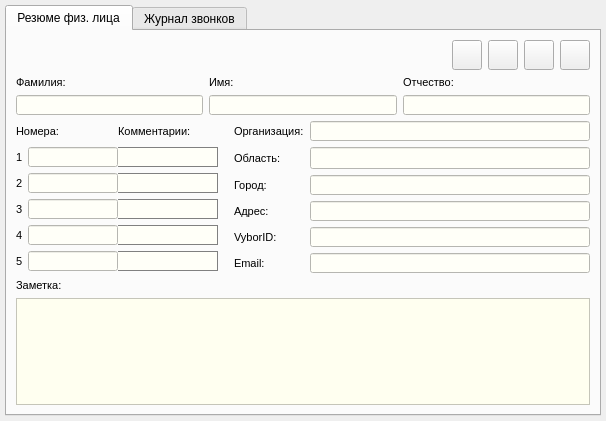
First picture: the form in src/ViewContactDialog.ui, repository okostynchuk/Outcall, before the edit.
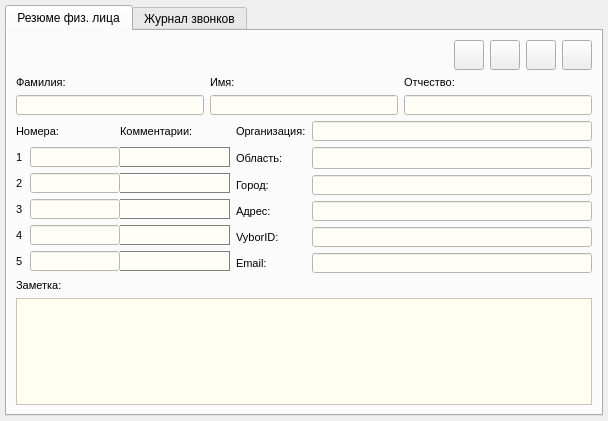
Second picture: the form after the edit. Icons and pictures are not drawn.

The edit to the form file:
```diff
--- a/src/ViewContactDialog.ui
+++ b/src/ViewContactDialog.ui
@@ -6,7 +6,7 @@
    <rect>
     <x>0</x>
     <y>0</y>
-    <width>606</width>
+    <width>608</width>
     <height>421</height>
    </rect>
   </property>
@@ -580,36 +580,10 @@
          <item row="0" column="0">
           <layout class="QGridLayout" name="gridLayout_12">
            <item row="0" column="0">
-            <layout class="QGridLayout" name="gridLayout_11" columnminimumwidth="12,0,0,0,0">
+            <layout class="QGridLayout" name="gridLayout_11">
              <property name="horizontalSpacing">
               <number>0</number>
              </property>
-             <item row="3" column="3">
-              <widget class="QLineEdit" name="thirdNumberComment">
-               <property name="minimumSize">
-                <size>
-                 <width>100</width>
-                 <height>20</height>
-                </size>
-               </property>
-               <property name="maximumSize">
-                <size>
-                 <width>16777215</width>
-                 <height>16777215</height>
-                </size>
-               </property>
-               <property name="styleSheet">
-                <string notr="true">*{
-border: 1px solid gray;
-background-color: #fffff8;
-border-left: none;
-}</string>
-               </property>
-               <property name="readOnly">
-                <bool>true</bool>
-               </property>
-              </widget>
-             </item>
              <item row="2" column="0">
               <widget class="QLabel" name="label_7">
                <property name="minimumSize">
@@ -634,23 +608,25 @@
                </property>
               </widget>
              </item>
-             <item row="2" column="1" colspan="2">
-              <widget class="QLineEdit" name="secondNumber">
+             <item row="3" column="3">
+              <widget class="QLineEdit" name="thirdNumberComment">
                <property name="minimumSize">
                 <size>
-                 <width>90</width>
+                 <width>100</width>
                  <height>20</height>
                 </size>
                </property>
                <property name="maximumSize">
                 <size>
-                 <width>90</width>
-                 <height>20</height>
+                 <width>16777215</width>
+                 <height>16777215</height>
                 </size>
                </property>
                <property name="styleSheet">
                 <string notr="true">*{
+border: 1px solid gray;
 background-color: #fffff8;
+border-left: none;
 }</string>
                </property>
                <property name="readOnly">
@@ -682,24 +658,6 @@
                </property>
               </widget>
              </item>
-             <item row="0" column="0" colspan="3">
-              <widget class="QLabel" name="label_5">
-               <property name="minimumSize">
-                <size>
-                 <width>0</width>
-                 <height>20</height>
-                </size>
-               </property>
-               <property name="font">
-                <font>
-                 <pointsize>8</pointsize>
-                </font>
-               </property>
-               <property name="text">
-                <string>Номера:</string>
-               </property>
-              </widget>
-             </item>
              <item row="3" column="0">
               <widget class="QLabel" name="label_8">
                <property name="minimumSize">
@@ -724,6 +682,48 @@
                </property>
               </widget>
              </item>
+             <item row="0" column="0" colspan="3">
+              <widget class="QLabel" name="label_5">
+               <property name="minimumSize">
+                <size>
+                 <width>0</width>
+                 <height>20</height>
+                </size>
+               </property>
+               <property name="font">
+                <font>
+                 <pointsize>8</pointsize>
+                </font>
+               </property>
+               <property name="text">
+                <string>Номера:</string>
+               </property>
+              </widget>
+             </item>
+             <item row="2" column="1" colspan="2">
+              <widget class="QLineEdit" name="secondNumber">
+               <property name="minimumSize">
+                <size>
+                 <width>90</width>
+                 <height>20</height>
+                </size>
+               </property>
+               <property name="maximumSize">
+                <size>
+                 <width>90</width>
+                 <height>20</height>
+                </size>
+               </property>
+               <property name="styleSheet">
+                <string notr="true">*{
+background-color: #fffff8;
+}</string>
+               </property>
+               <property name="readOnly">
+                <bool>true</bool>
+               </property>
+              </widget>
+             </item>
              <item row="4" column="1" colspan="2">
               <widget class="QLineEdit" name="fourthNumber">
                <property name="minimumSize">
@@ -748,32 +748,6 @@
                </property>
               </widget>
              </item>
-             <item row="4" column="3">
-              <widget class="QLineEdit" name="fourthNumberComment">
-               <property name="minimumSize">
-                <size>
-                 <width>100</width>
-                 <height>20</height>
-                </size>
-               </property>
-               <property name="maximumSize">
-                <size>
-                 <width>16777215</width>
-                 <height>16777215</height>
-                </size>
-               </property>
-               <property name="styleSheet">
-                <string notr="true">*{
-border: 1px solid gray;
-background-color: #fffff8;
-border-left: none;
-}</string>
-               </property>
-               <property name="readOnly">
-                <bool>true</bool>
-               </property>
-              </widget>
-             </item>
              <item row="5" column="0">
               <widget class="QLabel" name="label_19">
                <property name="minimumSize">
@@ -798,6 +772,32 @@
                </property>
               </widget>
              </item>
+             <item row="4" column="3">
+              <widget class="QLineEdit" name="fourthNumberComment">
+               <property name="minimumSize">
+                <size>
+                 <width>100</width>
+                 <height>20</height>
+                </size>
+               </property>
+               <property name="maximumSize">
+                <size>
+                 <width>16777215</width>
+                 <height>16777215</height>
+                </size>
+               </property>
+               <property name="styleSheet">
+                <string notr="true">*{
+border: 1px solid gray;
+background-color: #fffff8;
+border-left: none;
+}</string>
+               </property>
+               <property name="readOnly">
+                <bool>true</bool>
+               </property>
+              </widget>
+             </item>
              <item row="3" column="1" colspan="2">
               <widget class="QLineEdit" name="thirdNumber">
                <property name="minimumSize">
@@ -822,48 +822,6 @@
                </property>
               </widget>
              </item>
-             <item row="0" column="3">
-              <widget class="QLabel" name="commentLabel">
-               <property name="minimumSize">
-                <size>
-                 <width>0</width>
-                 <height>20</height>
-                </size>
-               </property>
-               <property name="font">
-                <font>
-                 <pointsize>8</pointsize>
-                </font>
-               </property>
-               <property name="text">
-                <string>Комментарии:</string>
-               </property>
-              </widget>
-             </item>
-             <item row="5" column="1" colspan="2">
-              <widget class="QLineEdit" name="fifthNumber">
-               <property name="minimumSize">
-                <size>
-                 <width>90</width>
-                 <height>20</height>
-                </size>
-               </property>
-               <property name="maximumSize">
-                <size>
-                 <width>90</width>
-                 <height>20</height>
-                </size>
-               </property>
-               <property name="styleSheet">
-                <string notr="true">*{
-background-color: #fffff8;
-}</string>
-               </property>
-               <property name="readOnly">
-                <bool>true</bool>
-               </property>
-              </widget>
-             </item>
              <item row="5" column="3">
               <widget class="QLineEdit" name="fifthNumberComment">
                <property name="minimumSize">
@@ -916,53 +874,45 @@
                </property>
               </widget>
              </item>
-             <item row="2" column="3">
-              <widget class="QLineEdit" name="secondNumberComment">
-               <property name="minimumSize">
-                <size>
-                 <width>100</width>
-                 <height>20</height>
-                </size>
-               </property>
-               <property name="maximumSize">
-                <size>
-                 <width>16777215</width>
-                 <height>16777215</height>
-                </size>
-               </property>
-               <property name="styleSheet">
-                <string notr="true">*{
-border: 1px solid gray;
-background-color: #fffff8;
-border-left: none;
-}</string>
-               </property>
-               <property name="readOnly">
-                <bool>true</bool>
-               </property>
-              </widget>
-             </item>
-             <item row="1" column="0">
-              <widget class="QLabel" name="label_6">
+             <item row="0" column="3">
+              <widget class="QLabel" name="commentLabel">
                <property name="minimumSize">
                 <size>
                  <width>0</width>
                  <height>20</height>
                 </size>
                </property>
-               <property name="maximumSize">
-                <size>
-                 <width>16777215</width>
-                 <height>16777215</height>
-                </size>
-               </property>
                <property name="font">
                 <font>
                  <pointsize>8</pointsize>
                 </font>
                </property>
                <property name="text">
-                <string>1</string>
+                <string>Комментарии:</string>
+               </property>
+              </widget>
+             </item>
+             <item row="5" column="1" colspan="2">
+              <widget class="QLineEdit" name="fifthNumber">
+               <property name="minimumSize">
+                <size>
+                 <width>90</width>
+                 <height>20</height>
+                </size>
+               </property>
+               <property name="maximumSize">
+                <size>
+                 <width>90</width>
+                 <height>20</height>
+                </size>
+               </property>
+               <property name="styleSheet">
+                <string notr="true">*{
+background-color: #fffff8;
+}</string>
+               </property>
+               <property name="readOnly">
+                <bool>true</bool>
                </property>
               </widget>
              </item>
@@ -993,18 +943,55 @@
                </property>
               </widget>
              </item>
-             <item row="0" column="4" rowspan="6">
-              <spacer name="horizontalSpacer_5">
-               <property name="orientation">
-                <enum>Qt::Horizontal</enum>
+             <item row="1" column="0">
+              <widget class="QLabel" name="label_6">
+               <property name="minimumSize">
+                <size>
+                 <width>0</width>
+                 <height>20</height>
+                </size>
                </property>
-               <property name="sizeHint" stdset="0">
+               <property name="maximumSize">
                 <size>
-                 <width>40</width>
+                 <width>16777215</width>
+                 <height>16777215</height>
+                </size>
+               </property>
+               <property name="font">
+                <font>
+                 <pointsize>8</pointsize>
+                </font>
+               </property>
+               <property name="text">
+                <string>1</string>
+               </property>
+              </widget>
+             </item>
+             <item row="2" column="3">
+              <widget class="QLineEdit" name="secondNumberComment">
+               <property name="minimumSize">
+                <size>
+                 <width>100</width>
                  <height>20</height>
                 </size>
                </property>
-              </spacer>
+               <property name="maximumSize">
+                <size>
+                 <width>16777215</width>
+                 <height>16777215</height>
+                </size>
+               </property>
+               <property name="styleSheet">
+                <string notr="true">*{
+border: 1px solid gray;
+background-color: #fffff8;
+border-left: none;
+}</string>
+               </property>
+               <property name="readOnly">
+                <bool>true</bool>
+               </property>
+              </widget>
              </item>
             </layout>
            </item>
```
